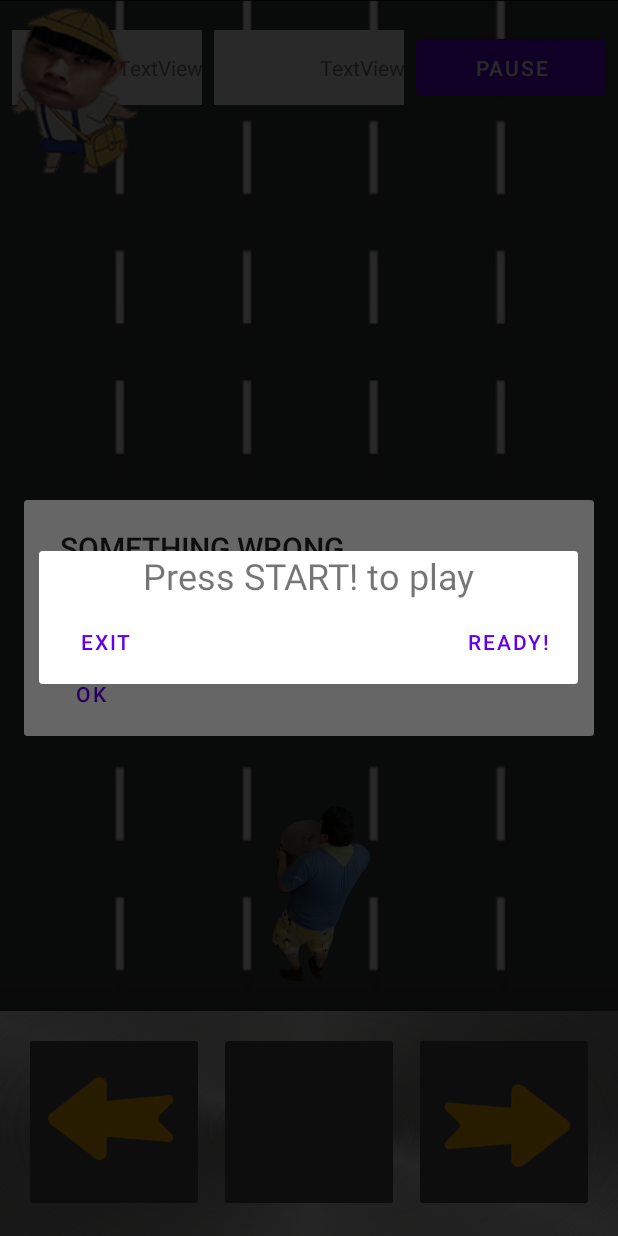
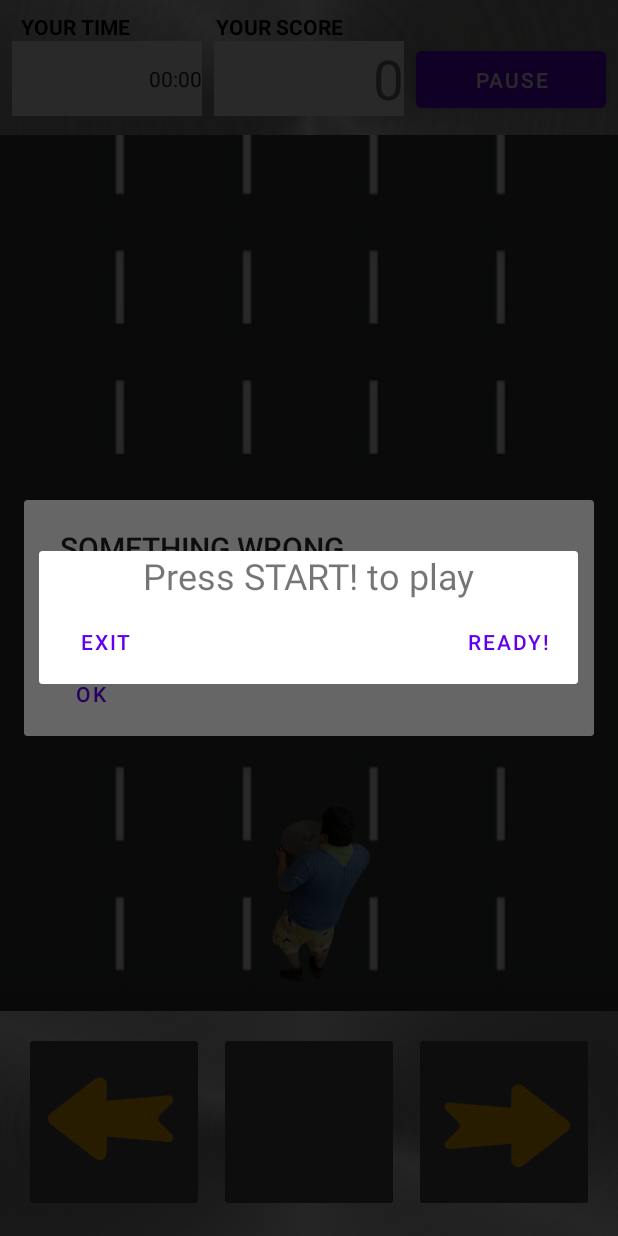
Before and after one commit to Mamokolo/NewStuff, an Android app: the GameFragment screen opened through its navigation route, on a phone screen of 412 x 824 dp. Run offline under Robolectric (Android 15) with nearby library versions, the phone set to English and light mode, and no system bars; 4 statements that could not run were skipped.

Commit message:
add monster object and monster.move() method, used countdown to implement => because it will be more easy to adjust monster's speed implement chronometer

```diff
--- a/app/src/main/java/com/example/newstuff/GameFragment.java
+++ b/app/src/main/java/com/example/newstuff/GameFragment.java
@@ -3,8 +3,6 @@ package com.example.newstuff;
 import android.app.Activity;
 import android.app.AlertDialog;
 import android.content.DialogInterface;
-import android.content.Intent;
-import android.content.res.Configuration;
 import android.graphics.Color;
 import android.os.Bundle;
 
@@ -13,14 +11,13 @@ import androidx.annotation.NonNull;
 import androidx.annotation.Nullable;
 import androidx.appcompat.app.AppCompatActivity;
 import androidx.fragment.app.Fragment;
-import androidx.fragment.app.FragmentManager;
 import androidx.navigation.Navigation;
 
 import android.os.CountDownTimer;
+import android.os.SystemClock;
 import android.util.DisplayMetrics;
 import android.util.Log;
 import android.view.Gravity;
-import android.view.KeyEvent;
 import android.view.LayoutInflater;
 import android.view.View;
 import android.view.ViewGroup;
@@ -29,14 +26,16 @@ import android.view.WindowManager;
 import android.view.animation.Animation;
 import android.view.animation.TranslateAnimation;
 import android.widget.Button;
+import android.widget.Chronometer;
 import android.widget.ImageButton;
 import android.widget.ImageView;
 import android.widget.TextView;
 
+import java.lang.reflect.Array;
+import java.util.ArrayList;
 import java.util.List;
 import java.util.Objects;
-import java.util.Timer;
-import java.util.TimerTask;
+import java.util.Random;
 
 public class GameFragment extends Fragment {
 
@@ -44,14 +43,17 @@ public class GameFragment extends Fragment {
     private TextView textScore,textTime;
     private Button pause;
     private ImageButton turnLeftbtn,turnRightbtn,skillBtn;
-    private ImageView godtone,imageRoad;
+    private ImageView godtone,imageRoad,NL;
     private TextView textCoolDown,readyCountDown;
     private int width,height,change;
     private int relatedPosition=0;
     private CountDownTimer coolDownTimer,readyTimer;
+    private Chronometer gameTimer;
     private long howLongToCD =0;
     private static final String TAG = null;
     private List<ImageView> obstacleList=null;
+    private int score=0;
+    private long lastPause;
 
     @Override
     public void onCreate(Bundle savedInstanceState) {
@@ -116,16 +118,22 @@ public class GameFragment extends Fragment {
         super.onViewCreated(view, savedInstanceState);
         //existed value
         textScore = view.findViewById(R.id.textScore);
-        textTime = view.findViewById(R.id.textTime);
+        gameTimer = view.findViewById(R.id.textTime);
         pause = view.findViewById(R.id.pauseBtn);
         turnLeftbtn = view.findViewById(R.id.imageButtonLeft);
         turnRightbtn = view.findViewById(R.id.imageButtonRight);
         skillBtn = view.findViewById(R.id.imageButtonSkill);
         godtone = view.findViewById(R.id.imageGodtone);
         imageRoad = view.findViewById(R.id.imageRoad);
+        NL = view.findViewById(R.id.imageNL1);
+        NL.setVisibility(View.INVISIBLE);
         textCoolDown = view.findViewById(R.id.coolDownText);
         readyCountDown = view.findViewById(R.id.readyCountDownText);
         change = width/5;
+        ArrayList<Integer> monsterY= new ArrayList<Integer>();
+        for(int i=0;i<5;i++){
+            monsterY.add(width/9+((width/9)*i*2));
+        }
         //New value
         Bundle bundle = getArguments();
         Animation turnLeftAnim = new TranslateAnimation(godtone.getX(),godtone.getX()-change,godtone.getY(),godtone.getY());
@@ -133,10 +141,14 @@ public class GameFragment extends Fragment {
 
 
         informationInit(bundle,view);
-        //Player's parameters
+        //TODO: Player's parameters
         PlayerData player = new PlayerData(0,null,null,0);
         assert bundle != null;
         initPlayer(player,bundle.getString("level"));
+        //TODO: Monster parameter
+        Random ran = new Random();
+        monsters nl = new monsters(bundle.getString("level"),NL,height-70,godtone,monsterY);
+
 
         turnLeftbtn.setOnClickListener(new View.OnClickListener() {
             @Override
@@ -197,6 +209,9 @@ public class GameFragment extends Fragment {
                 if(coolDownTimer!=null){
                     coolDownTimer.cancel();
                 }
+                lastPause = SystemClock.elapsedRealtime();
+                gameTimer.stop();
+
                 AlertDialog.Builder dialog = new AlertDialog.Builder(activity);
                 dialog.setTitle("PAUSE");
                 dialog.setCancelable(false);
@@ -211,6 +226,8 @@ public class GameFragment extends Fragment {
                     @Override
                     public void onClick(DialogInterface dialog, int which) {
                         coolDownTimerStart();
+                        gameTimer.setBase(gameTimer.getBase() + SystemClock.elapsedRealtime() - lastPause);
+                        gameTimer.start();
                     }
                 });
                 dialog.show();
@@ -239,14 +256,18 @@ public class GameFragment extends Fragment {
         readyDialog.setPositiveButton(getString(R.string.textIAmReady), new DialogInterface.OnClickListener() {
             @Override
             public void onClick(DialogInterface dialog, int which) {
-                setReadyTimer();
+                setReadyTimer(nl);
             }
         });
         readyDialog.show();
 
         //TODO: Game start!
 
+        textScore.setText(String.valueOf(score));
+
         //obstacleList.add();
+        System.out.println(nl.monster.getX()+" "+nl.monster.getY()+" "+nl.level);
+        System.out.println(imageRoad.getTop()+" "+imageRoad.getBottom());
 
 
 
@@ -312,7 +333,7 @@ public class GameFragment extends Fragment {
             }
         }.start();
     }
-    private void setReadyTimer(){
+    private void setReadyTimer(monsters nl){
 
         turnLeftbtn.setClickable(false);
         turnRightbtn.setClickable(false);
@@ -333,10 +354,16 @@ public class GameFragment extends Fragment {
             public void onFinish() {
                 readyCountDown.setBackgroundColor(Color.argb(0,0,0,0));//TODO: 設定半透明
                 readyCountDown.setText("");
+                //TODO: unForbid bottom and image
                 turnLeftbtn.setClickable(true);
                 turnRightbtn.setClickable(true);
                 skillBtn.setClickable(true);
                 pause.setClickable(true);
+                NL.setVisibility(View.VISIBLE);
+                nl.move();
+                //TODO: Reset gameTimer
+                gameTimer.setBase(SystemClock.elapsedRealtime());
+                gameTimer.start();
             }
         }.start();
     }
@@ -428,4 +455,59 @@ public class GameFragment extends Fragment {
             this.score = score;
         }
     }
+
+    private static class monsters{
+        private int distance;
+        private String level;
+        private ImageView monster, godtone;
+        private CountDownTimer moveTimer;
+        private ArrayList<Integer> monsterY;
+        private float currentX;
+        Random random = new Random();
+        monsters(String level,ImageView monster,int distance,ImageView godtone,ArrayList<Integer> monsterY){
+            this.level = level;
+            this.monster = monster;
+            this.distance = distance;
+            this.godtone = godtone;
+            this.monsterY = monsterY;
+
+            this.monster.setX(monsterY.get(random.nextInt(4)));
+            this.monster.setY(0);
+            this.currentX = this.monster.getX();
+        }
+
+        private void move(){
+            moveTimer = new CountDownTimer(10000,100) {
+                @Override
+                public void onTick(long millisUntilFinished) {
+                    if(conflict()){
+                        //System.out.println("move"+distance/100);
+                        monster.setY(monster.getY()+distance/100);
+                    }
+                    else if(monster.getX()==godtone.getX()&&monster.getY()==godtone.getY()+110){
+                        monster.setX(monsterY.get(random.nextInt(4)));
+                        if(monster.getX()==currentX){
+                            monster.setX(monster.getX()+2*monsterY.get(0));
+                            currentX = monster.getX();
+                        }
+                        monster.setY(0);
+                        move();
+                    }
+                }
+                @Override
+                public void onFinish() {
+                    monster.setX(monsterY.get(random.nextInt(4)));
+                    if(monster.getX()==currentX){
+                        monster.setX(monster.getX()+2*monsterY.get(0));
+                        currentX = monster.getX();
+                    }
+                    monster.setY(0);
+                    move();
+                }
+            }.start();
+        }
+        private boolean conflict(){
+            return true;
+        }
+    }
 }
--- a/app/src/main/res/layout/fragment_game.xml
+++ b/app/src/main/res/layout/fragment_game.xml
@@ -6,6 +6,27 @@
     android:layout_height="match_parent"
     android:layout_gravity="center"
     tools:context=".GameFragment">
+
+    <ImageView
+        android:id="@+id/imageRoad"
+        android:layout_width="0dp"
+        android:layout_height="0dp"
+        android:scaleType="fitXY"
+        android:src="@drawable/image_background_road1"
+        app:layout_constraintBottom_toTopOf="@+id/imageButtonSeat"
+        app:layout_constraintEnd_toEndOf="parent"
+        app:layout_constraintHorizontal_bias="0.0"
+        app:layout_constraintStart_toStartOf="parent"
+        app:layout_constraintTop_toTopOf="parent"
+        app:layout_constraintVertical_bias="0.0" />
+
+    <ImageView
+        android:id="@+id/imageNL1"
+        android:layout_width="100dp"
+        android:layout_height="120dp"
+        android:src="@drawable/nl"
+        tools:layout_editor_absoluteX="156dp"
+        tools:layout_editor_absoluteY="301dp" />
 
     <ImageView
         android:id="@+id/imageButtonSeat"
@@ -20,50 +41,46 @@
         app:layout_constraintStart_toStartOf="parent" />
 
     <ImageView
-        android:id="@+id/imageRoad"
-        android:layout_width="0dp"
-        android:layout_height="0dp"
-        android:scaleType="fitXY"
-        android:src="@drawable/image_background_road1"
-        app:layout_constraintBottom_toTopOf="@+id/imageButtonSeat"
+        android:id="@+id/imageView"
+        android:layout_width="wrap_content"
+        android:layout_height="90dp"
+        android:scaleType="center"
+        android:src="@drawable/metal"
         app:layout_constraintEnd_toEndOf="parent"
-        app:layout_constraintHorizontal_bias="0.0"
         app:layout_constraintStart_toStartOf="parent"
-        app:layout_constraintTop_toTopOf="parent"
-        app:layout_constraintVertical_bias="0.0" />
+        app:layout_constraintTop_toTopOf="parent" />
 
-    <TextView
+    <Chronometer
         android:id="@+id/textTime"
         android:layout_width="0dp"
         android:layout_height="50dp"
         android:layout_marginStart="8dp"
-        android:layout_marginTop="20dp"
         android:background="#FFFFFF"
         android:gravity="right|center_vertical"
-        android:text="TextView"
+        app:autoSizeTextType="uniform"
         app:layout_constraintEnd_toStartOf="@+id/textScore"
         app:layout_constraintStart_toStartOf="parent"
-        app:layout_constraintTop_toTopOf="parent" />
+        app:layout_constraintTop_toBottomOf="@+id/textTimer"
+        tools:autoSizeTextType="uniform" />
 
     <TextView
         android:id="@+id/textScore"
         android:layout_width="0dp"
         android:layout_height="50dp"
         android:layout_marginStart="8dp"
-        android:layout_marginTop="20dp"
-        android:layout_marginEnd="8dp"
         android:background="#FFFFFF"
         android:gravity="right|center_vertical"
-        android:text="TextView"
+        app:autoSizeTextType="uniform"
         app:layout_constraintEnd_toStartOf="@+id/pauseBtn"
         app:layout_constraintStart_toEndOf="@+id/textTime"
-        app:layout_constraintTop_toTopOf="parent" />
+        app:layout_constraintTop_toBottomOf="@+id/textScoreCounter" />
 
     <Button
         android:id="@+id/pauseBtn"
         android:layout_width="0dp"
         android:layout_height="50dp"
-        android:layout_marginTop="20dp"
+        android:layout_marginStart="8dp"
+        android:layout_marginTop="28dp"
         android:layout_marginEnd="8dp"
         android:text="@string/textPause"
         app:layout_constraintEnd_toEndOf="parent"
@@ -80,14 +97,6 @@
         app:layout_constraintEnd_toEndOf="parent"
         app:layout_constraintHorizontal_bias="0.5"
         app:layout_constraintStart_toStartOf="parent" />
-
-    <ImageView
-        android:id="@+id/imageNL1"
-        android:layout_width="100dp"
-        android:layout_height="120dp"
-        android:src="@drawable/nl"
-        tools:layout_editor_absoluteX="156dp"
-        tools:layout_editor_absoluteY="301dp" />
 
     <ImageButton
         android:id="@+id/imageButtonSkill"
@@ -146,6 +155,40 @@
         app:layout_constraintTop_toTopOf="@+id/imageButtonSkill" />
 
     <TextView
+        android:id="@+id/textTimer"
+        android:layout_width="124dp"
+        android:layout_height="wrap_content"
+        android:layout_marginStart="8dp"
+        android:layout_marginTop="8dp"
+        android:text="@string/textHowLong"
+        android:textColor="#000000"
+        android:textStyle="bold"
+        app:layout_constraintEnd_toStartOf="@+id/textScoreCounter"
+        app:layout_constraintStart_toStartOf="parent"
+        app:layout_constraintTop_toTopOf="parent" />
+
+    <TextView
+        android:id="@+id/textScoreCounter"
+        android:layout_width="124dp"
+        android:layout_height="wrap_content"
+        android:layout_marginTop="8dp"
+        android:text="@string/textHowManyScoreYouGot"
+        android:textColor="#000000"
+        android:textStyle="bold"
+        app:layout_constraintEnd_toStartOf="@+id/textView3"
+        app:layout_constraintStart_toEndOf="@+id/textTimer"
+        app:layout_constraintTop_toTopOf="parent" />
+
+    <TextView
+        android:id="@+id/textView3"
+        android:layout_width="124dp"
+        android:layout_height="wrap_content"
+        android:layout_marginEnd="8dp"
+        app:layout_constraintEnd_toEndOf="parent"
+        app:layout_constraintStart_toEndOf="@+id/textScoreCounter"
+        app:layout_constraintTop_toTopOf="parent" />
+
+    <TextView
         android:id="@+id/readyCountDownText"
         android:layout_width="0dp"
         android:layout_height="0dp"
--- a/app/src/main/res/values/strings.xml
+++ b/app/src/main/res/values/strings.xml
@@ -49,4 +49,6 @@
     <string name="textWarning">WARNING</string>
     <string name="textLogoutWarning">Are you sure you\'re want to logout?</string>
     <string name="textIAmReady">READY!</string>
+    <string name="textHowLong">YOUR TIME</string>
+    <string name="textHowManyScoreYouGot">YOUR SCORE</string>
 </resources>
--- a/build.gradle
+++ b/build.gradle
@@ -5,7 +5,7 @@ buildscript {
         jcenter()
     }
     dependencies {
-        classpath 'com.android.tools.build:gradle:4.1.2'
+        classpath 'com.android.tools.build:gradle:4.1.3'
 
         // NOTE: Do not place your application dependencies here; they belong
         // in the individual module build.gradle files
```
